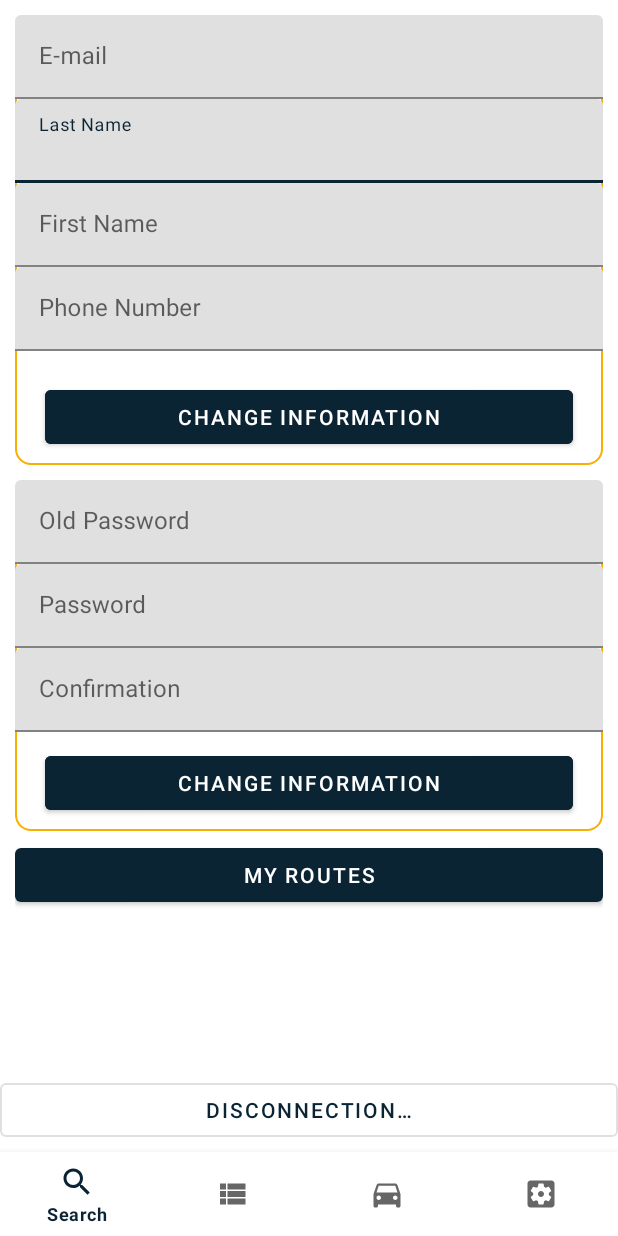
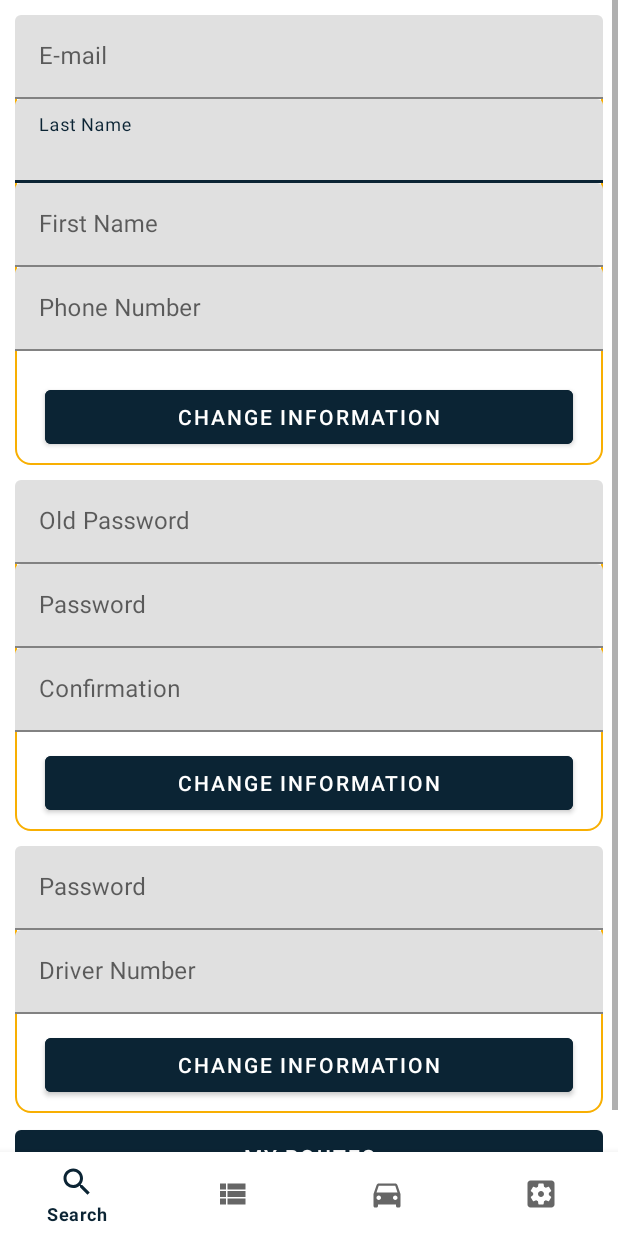
Before and after one commit to monchemin/ouiliftAndroid, an Android app: the SettingsActivity screen opened directly, with no data from a screen before it, on a phone screen of 412 x 824 dp. Run offline under Robolectric (Android 15) with nearby library versions, the light colour scheme and no system bars.

Commit message:
driving number

```diff
--- a/app/build.gradle
+++ b/app/build.gradle
@@ -3,8 +3,8 @@ apply plugin: 'com.android.application'
 android {
     compileSdkVersion 28
 
-    def code = 10004
-    def name = "01.00.04"
+    def code = 10005
+    def name = "01.00.05"
     logger.info("jesuis")
 
     def versionPropsFile = file('version.properties')
--- a/app/src/main/java/com/ouilift/model/LoginViewModel.java
+++ b/app/src/main/java/com/ouilift/model/LoginViewModel.java
@@ -23,6 +23,10 @@ public class LoginViewModel extends ViewModel {
         return repository.change(data);
     }
 
+    public MutableLiveData<PresenterFactory<Void>> driver(JsonObject data) {
+        return repository.driver(data);
+    }
+
     public MutableLiveData<PresenterFactory<Void>> changePassword(JsonObject data) {
         return repository.changePassword(data);
     }
--- a/app/src/main/java/com/ouilift/presenter/CustomerPresenter.java
+++ b/app/src/main/java/com/ouilift/presenter/CustomerPresenter.java
@@ -6,16 +6,19 @@ public class CustomerPresenter {
     @SerializedName("PK")
     public int PK;
 
-    @SerializedName("customerFistName")
+    @SerializedName("firstName")
     public String firstName;
 
-    @SerializedName("customerLastName")
+    @SerializedName("lastName")
     public String lastName;
 
-    @SerializedName("customerEMailAddress")
+    @SerializedName("eMail")
     public String eMail;
 
-    @SerializedName("customerPhoneNumber")
+    @SerializedName("phoneNumber")
     public String phone;
 
+    @SerializedName("drivingNumber")
+    public String drivingNumber;
+
 }
--- a/app/src/main/java/com/ouilift/repository/LoginRepository.java
+++ b/app/src/main/java/com/ouilift/repository/LoginRepository.java
@@ -25,6 +25,11 @@ public class LoginRepository extends Repository {
         return getData(call);
     }
 
+    public MutableLiveData<PresenterFactory<Void>> driver(JsonObject data) {
+        Call<PresenterFactory<Void>> call = api.performDriver(data);
+        return getData(call);
+    }
+
     public MutableLiveData<PresenterFactory<Void>> changePassword(JsonObject data) {
         Call<PresenterFactory<Void>> call = api.changePassoword(data);
         return getData(call);
--- a/app/src/main/java/com/ouilift/ui/LoginActivity.java
+++ b/app/src/main/java/com/ouilift/ui/LoginActivity.java
@@ -88,7 +88,7 @@ public class LoginActivity extends BaseActivity {
 
         if (email.isEmpty() || !android.util.Patterns.EMAIL_ADDRESS.matcher(email).matches()) {
             _emailText.setError(getString(R.string.email_error));
-            _emailText.setFocusable(true);
+            _emailText.requestFocus();
             valid = false;
         } else {
             _emailText.setError(null);
@@ -96,7 +96,7 @@ public class LoginActivity extends BaseActivity {
 
         if (password.isEmpty() || password.length() < 3 || password.length() > 10) {
             _passwordText.setError(getString(R.string.last_name_error));
-            _passwordText.setFocusable(true);
+            _passwordText.requestFocus();
             valid = false;
         } else {
             _passwordText.setError(null);
--- a/app/src/main/java/com/ouilift/utils/ApiService.java
+++ b/app/src/main/java/com/ouilift/utils/ApiService.java
@@ -66,6 +66,9 @@ public class ApiService {
         @PUT("/customer.php")
         Call<PresenterFactory<Void>> performChange(@Body JsonObject data);
 
+        @POST("/driver.php")
+        Call<PresenterFactory<Void>> performDriver(@Body JsonObject data);
+
         @POST("/change-password.php")
         Call<PresenterFactory<Void>> changePassoword(@Body JsonObject data);
 
--- a/app/src/main/java/com/ouilift/utils/Preference.java
+++ b/app/src/main/java/com/ouilift/utils/Preference.java
@@ -16,7 +16,7 @@ public class Preference {
     public static boolean IsDriver(Context context) {
         SharedPreferences sharedPref = context.getSharedPreferences(
                 context.getString(R.string.key_file), Context.MODE_PRIVATE);
-        return sharedPref.getBoolean("IS_DRIVER", false);
+        return !sharedPref.getString("DRIVING_NUMBER", "").isEmpty();
     }
 
     public static void disConnected(Context context) {
@@ -32,12 +32,12 @@ public class Preference {
                 context.getString(R.string.key_file), Context.MODE_PRIVATE);
         SharedPreferences.Editor editor = sharedPref.edit();
         editor.putBoolean("IS_CONNECTED", true);
-        editor.putString("FiRST_NAME", customer.firstName);
+        editor.putString("FIRST_NAME", customer.firstName);
         editor.putString("LAST_NAME", customer.lastName);
         editor.putInt("PK", customer.PK);
         editor.putString("EMAIL", customer.eMail);
         editor.putString("PHONE", customer.phone);
-        editor.putBoolean("IS_DRIVER", true);
+        editor.putString("DRIVING_NUMBER", customer.drivingNumber);
         editor.apply();
     }
 
@@ -45,11 +45,12 @@ public class Preference {
         SharedPreferences sharedPref = context.getSharedPreferences(
                 context.getString(R.string.key_file), Context.MODE_PRIVATE);
         CustomerPresenter customer = new CustomerPresenter();
-        customer.firstName = sharedPref.getString("FiRST_NAME", customer.firstName);
+        customer.firstName = sharedPref.getString("FIRST_NAME", customer.firstName);
         customer.lastName = sharedPref.getString("LAST_NAME", customer.lastName);
         customer.PK = sharedPref.getInt("PK", customer.PK);
         customer.eMail = sharedPref.getString("EMAIL", customer.eMail);
         customer.phone = sharedPref.getString("PHONE", customer.phone);
+        customer.drivingNumber = sharedPref.getString("DRIVING_NUMBER", customer.drivingNumber);
 
         return customer;
     }
--- a/app/src/main/res/layout/activity_settings.xml
+++ b/app/src/main/res/layout/activity_settings.xml
@@ -5,13 +5,24 @@
     android:layout_height="match_parent"
     xmlns:app="http://schemas.android.com/apk/res-auto"
     tools:context=".ui.account.SettingsActivity">
+    <ScrollView
+        android:layout_width="0dp"
+        android:layout_height="wrap_content"
+        app:layout_constraintLeft_toLeftOf="parent"
+        app:layout_constraintRight_toRightOf="parent"
+        app:layout_constraintTop_toTopOf="parent"
+        >
+        <RelativeLayout
+            android:layout_width="match_parent"
+            android:layout_height="wrap_content">
 
     <RelativeLayout
         android:layout_width="match_parent"
-        android:layout_height="match_parent"
+        android:layout_height="wrap_content"
         android:layout_marginStart="10dp"
         android:layout_marginEnd="10dp"
-        app:layout_constraintTop_toTopOf="parent">
+        app:layout_constraintTop_toTopOf="parent"
+        android:id="@+id/top_container">
         <LinearLayout
             android:layout_width="match_parent"
             android:layout_height="wrap_content"
@@ -111,7 +122,7 @@
                 android:layout_width="match_parent"
                 android:layout_height="wrap_content">
                 <com.google.android.material.textfield.TextInputEditText
-                    android:id="@+id/input_login_password"
+                    android:id="@+id/input_new_password"
                     android:layout_width="match_parent"
                     android:layout_height="wrap_content"
                     android:inputType="textPassword"
@@ -145,6 +156,57 @@
                 />
         </LinearLayout>
 
+        <LinearLayout
+            android:layout_width="match_parent"
+            android:layout_height="wrap_content"
+            android:orientation="vertical"
+            android:background="@drawable/rounded_corner"
+            android:id="@+id/driver_container"
+            android:layout_marginTop="10dp"
+            android:layout_below="@id/pass_container">
+
+            <!-- old password -->
+            <com.google.android.material.textfield.TextInputLayout
+                android:layout_width="match_parent"
+                android:layout_height="wrap_content"
+                >
+                <com.google.android.material.textfield.TextInputEditText
+                    android:id="@+id/input_login_password"
+                    android:layout_width="match_parent"
+                    android:layout_height="wrap_content"
+                    android:inputType="textPassword"
+                    android:hint="@string/password_hint" />
+            </com.google.android.material.textfield.TextInputLayout>
+
+
+            <!-- driving -->
+            <com.google.android.material.textfield.TextInputLayout
+                android:layout_width="match_parent"
+                android:layout_height="wrap_content"
+                >
+                <com.google.android.material.textfield.TextInputEditText
+                    android:id="@+id/input_driving_number"
+                    android:layout_width="match_parent"
+                    android:layout_height="wrap_content"
+                    android:inputType="text"
+                    android:hint="@string/driver_number" />
+            </com.google.android.material.textfield.TextInputLayout>
+
+
+            <com.google.android.material.button.MaterialButton
+                android:id="@+id/btn_diver"
+                android:layout_width="match_parent"
+                android:layout_height="wrap_content"
+                android:text="@string/btn_change_settings"
+                android:layout_marginTop="10dp"
+                android:layout_marginBottom="8dp"
+                android:layout_marginStart="20dp"
+                android:layout_marginEnd="20dp"
+                android:textColorHint="@color/colorPrimary"
+                android:backgroundTint="@color/colorPrimary"
+
+                />
+        </LinearLayout>
 
             <com.google.android.material.button.MaterialButton
                 android:id="@+id/btn_my_routes"
@@ -153,9 +215,8 @@
                 android:text="@string/btn_my_routes"
                 android:layout_marginTop="5dp"
                 android:layout_marginBottom="4dp"
-                android:layout_below="@id/pass_container"
+                android:layout_below="@id/driver_container"
                 />
-
     </RelativeLayout>
     <com.google.android.material.button.MaterialButton
         android:id="@+id/btn_disconnection"
@@ -164,11 +225,11 @@
         android:text="@string/disconnection"
         android:layout_marginTop="10dp"
         android:layout_marginBottom="60dp"
-        app:layout_constraintBottom_toBottomOf="parent"
         style="@style/Widget.MaterialComponents.Button.OutlinedButton"
-
-
+        android:layout_below="@id/top_container"
         />
+        </RelativeLayout>
+    </ScrollView>
 
     <include layout="@layout/navigation_layout"/>
 
--- a/app/src/main/res/values/strings.xml
+++ b/app/src/main/res/values/strings.xml
@@ -58,4 +58,5 @@
     <string name="old_pass_hint">Old Password</string>
     <string name="btn_change_pass">Change Password</string>
     <string name="menu_departure">Departure</string>
+    <string name="driver_number">Driver Number</string>
 </resources>
```
Also changed, not shown: app/src/main/java/com/ouilift/ui/RegisterActivity.java (+5 -7 lines), app/src/main/java/com/ouilift/ui/account/SettingsActivity.java (+42 -6 lines), 2 other files.
